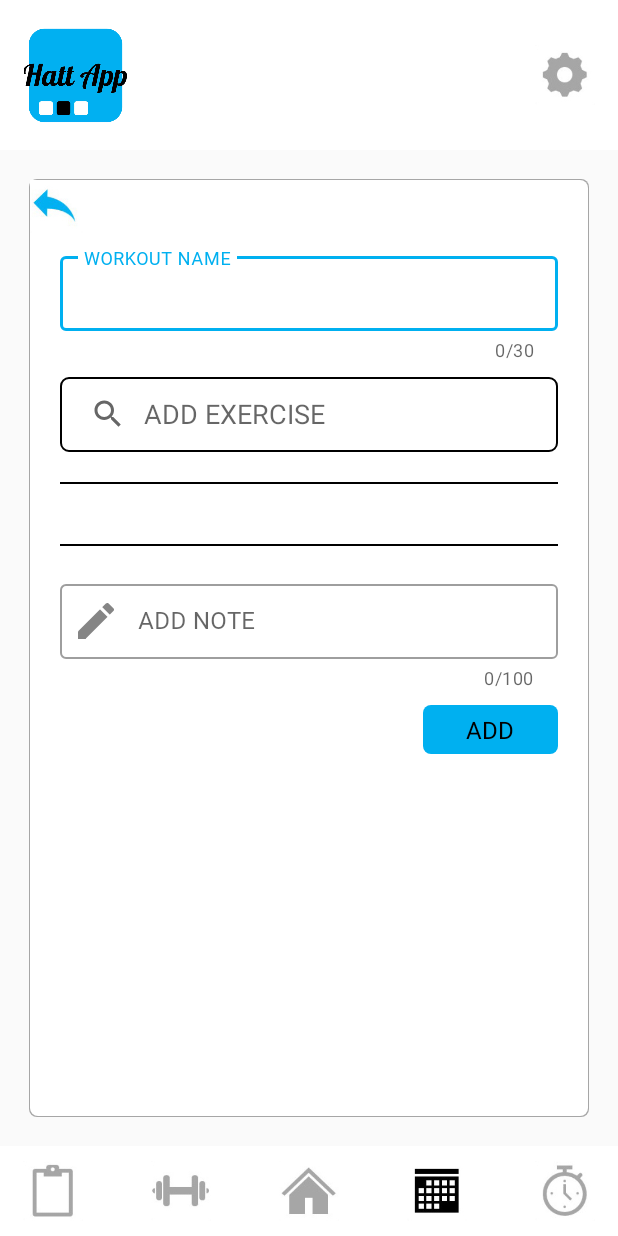
After one commit to StoicNeutron/HattAppProject, an Android app: the AddWorkout screen opened directly, with no data from a screen before it, on a phone screen of 412 x 824 dp. The commit adds this screen. Run offline under Robolectric (Android 15) with nearby library versions, the phone set to English and light mode, and no system bars.

Commit message:
progress1

```diff
--- a/app/src/main/AndroidManifest.xml
+++ b/app/src/main/AndroidManifest.xml
@@ -11,7 +11,8 @@
         android:roundIcon="@mipmap/ic_launcher_round"
         android:supportsRtl="true"
         android:theme="@style/Theme.Hatt_App10">
-        <activity android:name=".DetailExercise"></activity>
+        <activity android:name=".AddWorkout"></activity>
+        <activity android:name=".DetailExercise" />
         <activity android:name=".NewUserSetUp" />
         <activity android:name=".AddExercise" />
         <activity android:name=".Setting" />
--- /dev/null
+++ b/app/src/main/java/com/samnangthorn/hatt_app10/AddWorkout.java
@@ -0,0 +1,171 @@
+package com.samnangthorn.hatt_app10;
+
+import androidx.appcompat.app.AppCompatActivity;
+import androidx.recyclerview.widget.LinearLayoutManager;
+import androidx.recyclerview.widget.RecyclerView;
+
+import android.content.Intent;
+import android.database.Cursor;
+import android.os.Bundle;
+import android.view.View;
+import android.widget.ImageView;
+import android.widget.SearchView;
+
+import java.util.ArrayList;
+
+public class AddWorkout extends AppCompatActivity implements RVAdapter.onExeClickListener{
+
+    private ImageView btt_home, btt_report, btt_timer, btt_setting, btt_exercise, btt_back;
+    private SearchView searchView;
+    private ArrayList<String> exerciseName;
+    private dataBaseHelper myDB;
+    private RecyclerView recyclerView;
+
+    @Override
+    protected void onCreate(Bundle savedInstanceState) {
+        super.onCreate(savedInstanceState);
+        setContentView(R.layout.activity_add_workout);
+
+        btt_home = findViewById(R.id.btt_home);
+        btt_report = findViewById(R.id.btt_report);
+        btt_timer = findViewById(R.id.btt_timer);
+        btt_back = findViewById(R.id.btt_back);
+        btt_setting = findViewById(R.id.btt_setting);
+        btt_exercise = findViewById(R.id.btt_exercise);
+        searchView = findViewById(R.id.search_bar);
+        recyclerView = findViewById(R.id.recycleView);
+        exerciseName = new ArrayList<String>();
+        myDB = new dataBaseHelper(AddWorkout.this);
+
+        // query the database to ArrayList
+        transferToArrayList();
+
+        // setup recycle view
+        RVAdapter rvAdapter = new RVAdapter(this, exerciseName, this);
+        recyclerView.setAdapter(rvAdapter);
+        recyclerView.setLayoutManager(new LinearLayoutManager(this));
+
+        // on click listener
+        //
+        btt_home.setOnClickListener(new View.OnClickListener() {
+            @Override
+            public void onClick(View v) {
+                open_homeLayout();
+                transition_animation("right");
+            }
+        });
+
+        btt_setting.setOnClickListener(new View.OnClickListener() {
+            @Override
+            public void onClick(View v) {
+                open_settingLayout();
+            }
+        });
+
+        btt_report.setOnClickListener(new View.OnClickListener() {
+            @Override
+            public void onClick(View v) {
+                open_reportLayout();
+                transition_animation("left");
+            }
+        });
+
+        btt_timer.setOnClickListener(new View.OnClickListener() {
+            @Override
+            public void onClick(View v) {
+                open_timerLayout();
+                transition_animation("right");
+            }
+        });
+
+        btt_back.setOnClickListener(new View.OnClickListener() {
+            @Override
+            public void onClick(View v) {
+                open_scheduleLayout();
+            }
+        });
+
+        searchView.setOnQueryTextListener(new SearchView.OnQueryTextListener() {
+            @Override
+            public boolean onQueryTextSubmit(String query) {
+                return false;
+            }
+
+            @Override
+            public boolean onQueryTextChange(String newText) {
+                recyclerView.setVisibility(View.VISIBLE);
+                // query part
+                ArrayList<String> tempArray = new ArrayList<String>();
+                for(int x = 0; x < exerciseName.size(); x++){
+                    if(exerciseName.get(x).toLowerCase().contains(newText.toLowerCase())){
+                        tempArray.add(exerciseName.get(x));
+                    }
+                }
+                // update recycle view
+                RVAdapter rvAdapter = new RVAdapter(getApplicationContext(), tempArray, AddWorkout.this::onExeClick);
+                recyclerView.setAdapter(rvAdapter);
+
+                return false;
+            }
+        });
+
+    }
+
+    // helper methods
+
+    private void open_homeLayout() {
+        Intent intent = new Intent(this, Home.class);
+        startActivity(intent);
+    }
+
+    private void open_settingLayout() {
+        Intent intent = new Intent(this, Setting.class);
+        startActivity(intent);
+    }
+
+    private void open_reportLayout() {
+        Intent intent = new Intent(this, Report.class);
+        startActivity(intent);
+    }
+
+    private void open_scheduleLayout() {
+        Intent intent = new Intent(this, Schedule.class);
+        startActivity(intent);
+    }
+
+    private void open_timerLayout() {
+        Intent intent = new Intent(this, Timer.class);
+        startActivity(intent);
+    }
+
+    private void open_addExerciseLayout() {
+        Intent intent = new Intent(this, AddExercise.class);
+        Helper.exerciseNameArray.clear();
+        Helper.exerciseNameArray = exerciseName;
+        startActivity(intent);
+    }
+
+    private void transition_animation(String leftOrRight){
+        if(leftOrRight.equalsIgnoreCase("right")){
+            overridePendingTransition(R.anim.sa_slide_in_right, R.anim.sa_slide_out_left);
+        }else if(leftOrRight.equalsIgnoreCase("left")){
+            overridePendingTransition(R.anim.sa_slide_in_left, R.anim.sa_slide_out_right);
+        }
+    }
+
+    private void transferToArrayList(){
+        Cursor cursor = myDB.readAllAtr();
+        if(cursor.getCount() == 0){
+            //None
+        }else{
+            while(cursor.moveToNext()){
+                exerciseName.add(cursor.getString(1));
+            }
+        }
+    }
+
+    @Override
+    public void onExeClick(int position, ArrayList<String> nameList) {
+        recyclerView.setVisibility(View.GONE);
+    }
+}
--- a/app/src/main/java/com/samnangthorn/hatt_app10/Schedule.java
+++ b/app/src/main/java/com/samnangthorn/hatt_app10/Schedule.java
@@ -26,7 +26,7 @@ import java.util.ArrayList;
 public class Schedule extends AppCompatActivity{
 
     private ImageView btt_home, btt_report, btt_exercise, btt_schedule, btt_timer, btt_setting;
-    private TextView txt_month;
+    private TextView txt_month, btt_createWorkout;
     private TextView d1, d2, d3, d4, d5, d6, d7, d8, d9, d10, d11, d12, d13, d14, d15, d16, d17, d18, d19, d20, d21, d22, d23, d24, d25, d26, d27, d28, d29, d30, d31, d32;
     private TextView[] daysList = {d1, d2, d3, d4, d5, d6, d7, d8, d9, d10, d11, d12, d13, d14, d15, d16, d17, d18, d19, d20, d21, d22, d23, d24, d25, d26, d27, d28, d29, d30, d31, d32};
     private @IdRes int[] dayIDList = {R.id.d1, R.id.d2, R.id.d3, R.id.d4, R.id.d5, R.id.d6, R.id.d7, R.id.d8, R.id.d9, R.id.d10,
@@ -45,6 +45,7 @@ public class Schedule extends AppCompatActivity{
         btt_timer = findViewById(R.id.btt_timer);
         btt_setting = findViewById(R.id.btt_setting);
         txt_month = findViewById(R.id.txt_monthYear);
+        btt_createWorkout = findViewById(R.id.btt_createWorkout);
 
         // setting calendar
         txt_month.setText(Helper.getCurrentMonthName());
@@ -102,6 +103,13 @@ public class Schedule extends AppCompatActivity{
             }
         });
 
+        btt_createWorkout.setOnClickListener(new View.OnClickListener() {
+            @Override
+            public void onClick(View v) {
+                open_addWorkoutLayout();
+            }
+        });
+
 
     }
 
@@ -139,6 +147,11 @@ public class Schedule extends AppCompatActivity{
         startActivity(intent);
     }
 
+    private void open_addWorkoutLayout() {
+        Intent intent = new Intent(this, AddWorkout.class);
+        startActivity(intent);
+    }
+
     private void transition_animation(String leftOrRight){
         if(leftOrRight.equalsIgnoreCase("right")){
             overridePendingTransition(R.anim.sa_slide_in_right, R.anim.sa_slide_out_left);
--- /dev/null
+++ b/app/src/main/res/layout/activity_add_workout.xml
@@ -0,0 +1,247 @@
+<?xml version="1.0" encoding="utf-8"?>
+<androidx.constraintlayout.widget.ConstraintLayout xmlns:android="http://schemas.android.com/apk/res/android"
+    xmlns:app="http://schemas.android.com/apk/res-auto"
+    xmlns:tools="http://schemas.android.com/tools"
+    android:layout_width="match_parent"
+    android:layout_height="match_parent"
+    tools:context=".AddWorkout">
+
+    <View
+        android:id="@+id/view_top"
+        android:layout_width="match_parent"
+        android:layout_height="100dp"
+        android:background="@color/white"
+        app:layout_constraintEnd_toEndOf="parent"
+        app:layout_constraintStart_toStartOf="parent"
+        app:layout_constraintTop_toTopOf="parent" />
+
+    <ImageView
+        android:id="@+id/btt_setting"
+        android:layout_width="40dp"
+        android:layout_height="40dp"
+        android:layout_marginTop="30dp"
+        android:layout_marginEnd="15dp"
+        app:layout_constraintEnd_toEndOf="parent"
+        app:layout_constraintTop_toTopOf="parent"
+        app:srcCompat="@drawable/setting_gray" />
+
+
+    <ImageView
+        android:id="@+id/logoView"
+        android:layout_width="70dp"
+        android:layout_height="70dp"
+        android:layout_marginStart="15dp"
+        android:layout_marginTop="15dp"
+        app:layout_constraintStart_toStartOf="parent"
+        app:layout_constraintTop_toTopOf="parent"
+        app:srcCompat="@drawable/hattapp_logo" />
+
+    <View
+        android:id="@+id/view_borderline"
+        android:layout_width="match_parent"
+        android:layout_height="match_parent"
+        android:layout_marginStart="19dp"
+        android:layout_marginEnd="19dp"
+        android:layout_marginBottom="79dp"
+        android:layout_marginTop="119dp"
+        android:background="@drawable/view_layout_black"
+        app:layout_constraintBottom_toTopOf="@+id/view_bottom"
+        app:layout_constraintEnd_toEndOf="parent"
+        app:layout_constraintStart_toStartOf="parent"
+        app:layout_constraintTop_toBottomOf="@id/view_top" />
+
+    <ScrollView
+        android:layout_width="match_parent"
+        android:layout_height="match_parent"
+        android:layout_marginStart="20dp"
+        android:layout_marginEnd="20dp"
+        android:layout_marginBottom="80dp"
+        android:layout_marginTop="120dp"
+        android:background="@drawable/view_layout_white"
+        app:layout_constraintBottom_toTopOf="@+id/view_bottom"
+        app:layout_constraintEnd_toEndOf="parent"
+        app:layout_constraintStart_toStartOf="parent"
+        app:layout_constraintTop_toBottomOf="@id/view_top">
+
+        <LinearLayout
+            android:layout_width="match_parent"
+            android:layout_height="wrap_content"
+            android:orientation="vertical"
+            android:gravity="center">
+
+            <ImageView
+                android:id="@+id/btt_back"
+                android:layout_width="35dp"
+                android:layout_height="35dp"
+                android:src="@drawable/back"
+                android:layout_gravity="start"/>
+
+            <com.google.android.material.textfield.TextInputLayout
+                android:id="@+id/edt_exerciseName"
+                style="@style/Widget.MaterialComponents.TextInputLayout.OutlinedBox"
+                android:layout_width="match_parent"
+                android:layout_height="wrap_content"
+                android:layout_marginStart="20dp"
+                android:layout_marginEnd="20dp"
+                android:layout_marginTop="10dp"
+                app:layout_constraintEnd_toEndOf="parent"
+                app:layout_constraintStart_toStartOf="parent"
+                app:layout_constraintTop_toBottomOf="@+id/logoView"
+                app:counterEnabled="true"
+                app:counterMaxLength="30"
+                app:errorEnabled="true"
+                android:layout_weight="1">
+
+                <com.google.android.material.textfield.TextInputEditText
+                    android:layout_width="match_parent"
+                    android:layout_height="50dp"
+                    android:fontFamily="@font/roboto"
+                    android:hint="WORKOUT NAME"
+                    android:inputType="textPersonName"/>
+            </com.google.android.material.textfield.TextInputLayout>
+
+            <SearchView
+                android:id="@+id/search_bar"
+                android:layout_width="match_parent"
+                android:layout_height="50dp"
+                android:layout_marginTop="10dp"
+                android:layout_marginStart="20dp"
+                android:layout_marginEnd="20dp"
+                android:background="@drawable/outline_black"
+                android:queryHint="ADD EXERCISE"
+                app:layout_constraintEnd_toEndOf="parent"
+                app:layout_constraintStart_toStartOf="parent"
+                app:layout_constraintTop_toBottomOf="@+id/view_top"
+                android:iconifiedByDefault="false"/>
+
+            <View
+                android:layout_width="match_parent"
+                android:layout_height="1dp"
+                android:layout_marginTop="20dp"
+                android:layout_marginBottom="20dp"
+                android:layout_marginStart="20dp"
+                android:layout_marginEnd="20dp"
+                android:background="@color/black"/>
+
+            <androidx.recyclerview.widget.RecyclerView
+                android:id="@+id/recycleView"
+                android:layout_width="match_parent"
+                android:layout_height="wrap_content"
+                android:layout_marginStart="20dp"
+                android:layout_marginEnd="20dp"
+                android:visibility="gone"
+                android:background="@drawable/view_layout_white"
+                app:layout_constraintEnd_toEndOf="parent"
+                app:layout_constraintStart_toStartOf="parent"
+                app:layout_constraintTop_toBottomOf="@id/view_top"
+                app:layout_constraintBottom_toTopOf="@id/view_bottom"/>
+
+            <View
+                android:layout_width="match_parent"
+                android:layout_height="1dp"
+                android:layout_marginTop="20dp"
+                android:layout_marginBottom="20dp"
+                android:layout_marginStart="20dp"
+                android:layout_marginEnd="20dp"
+                android:background="@color/black"/>
+
+            <com.google.android.material.textfield.TextInputLayout
+                android:id="@+id/edt_description"
+                style="@style/Widget.MaterialComponents.TextInputLayout.OutlinedBox"
+                android:layout_width="match_parent"
+                android:layout_height="wrap_content"
+                android:layout_marginStart="20dp"
+                android:layout_marginEnd="20dp"
+                app:layout_constraintEnd_toEndOf="parent"
+                app:layout_constraintStart_toStartOf="parent"
+                app:layout_constraintTop_toBottomOf="@+id/logoView"
+                app:counterEnabled="true"
+                app:counterMaxLength="100"
+                app:errorEnabled="true"
+                app:startIconDrawable="@drawable/ic_addnote"
+                android:layout_weight="1">
+
+                <com.google.android.material.textfield.TextInputEditText
+                    android:layout_width="match_parent"
+                    android:layout_height="50dp"
+                    android:fontFamily="@font/roboto"
+                    android:hint="ADD NOTE"
+                    android:inputType="textPersonName"/>
+            </com.google.android.material.textfield.TextInputLayout>
+
+            <TextView
+                android:layout_width="90dp"
+                android:layout_height="wrap_content"
+                android:layout_marginEnd="20dp"
+                android:layout_marginTop="10dp"
+                android:padding="5dp"
+                android:text="ADD"
+                android:textSize="16dp"
+                android:layout_gravity="end"
+                android:gravity="center"
+                android:textColor="@color/black"
+                android:background="@drawable/button_bg_blue"/>
+
+        </LinearLayout>
+    </ScrollView>
+
+        <View
+        android:id="@+id/view_bottom"
+        android:layout_width="match_parent"
+        android:layout_height="60dp"
+        android:background="@color/white"
+        app:layout_constraintEnd_toEndOf="parent"
+        app:layout_constraintStart_toStartOf="parent"
+        app:layout_constraintBottom_toBottomOf="parent" />
+
+    <ImageView
+        android:id="@+id/btt_home"
+        android:layout_width="40dp"
+        android:layout_height="40dp"
+        android:layout_marginBottom="10dp"
+        app:layout_constraintBottom_toBottomOf="parent"
+        app:layout_constraintEnd_toEndOf="parent"
+        app:layout_constraintStart_toStartOf="parent"
+        app:srcCompat="@drawable/home_gray" />
+
+    <ImageView
+        android:id="@+id/btt_report"
+        android:layout_width="40dp"
+        android:layout_height="40dp"
+        android:layout_marginBottom="10dp"
+        android:layout_marginStart="15dp"
+        app:layout_constraintBottom_toBottomOf="parent"
+        app:layout_constraintStart_toStartOf="parent"
+        app:srcCompat="@drawable/report_gray" />
+
+    <ImageView
+        android:id="@+id/btt_timer"
+        android:layout_width="40dp"
+        android:layout_height="40dp"
+        android:layout_marginEnd="15dp"
+        android:layout_marginBottom="10dp"
+        app:layout_constraintBottom_toBottomOf="parent"
+        app:layout_constraintEnd_toEndOf="parent"
+        app:srcCompat="@drawable/timer_gray" />
+
+    <ImageView
+        android:id="@+id/btt_exercise"
+        android:layout_width="40dp"
+        android:layout_height="40dp"
+        android:layout_marginBottom="10dp"
+        app:layout_constraintBottom_toBottomOf="parent"
+        app:layout_constraintEnd_toStartOf="@+id/btt_home"
+        app:layout_constraintStart_toEndOf="@+id/btt_report"
+        app:srcCompat="@drawable/dummbell_gray" />
+
+    <ImageView
+        android:id="@+id/btt_schedule"
+        android:layout_width="40dp"
+        android:layout_height="40dp"
+        android:layout_marginBottom="10dp"
+        app:layout_constraintBottom_toBottomOf="parent"
+        app:layout_constraintEnd_toStartOf="@id/btt_timer"
+        app:layout_constraintStart_toEndOf="@+id/btt_home"
+        app:srcCompat="@drawable/schedule_black" />
+
+</androidx.constraintlayout.widget.ConstraintLayout>
--- a/app/src/main/res/layout/activity_schedule.xml
+++ b/app/src/main/res/layout/activity_schedule.xml
@@ -675,7 +675,7 @@
                     android:layout_width="wrap_content"
                     android:layout_height="wrap_content"
                     android:layout_marginStart="10dp"
-                    android:text="Rest Day"
+                    android:text="Current Day"
                     android:textColor="@color/black"/>
 
             </LinearLayout>
```
Also changed, not shown: app/src/main/res/drawable-hdpi/ic_addnote.png (added).
